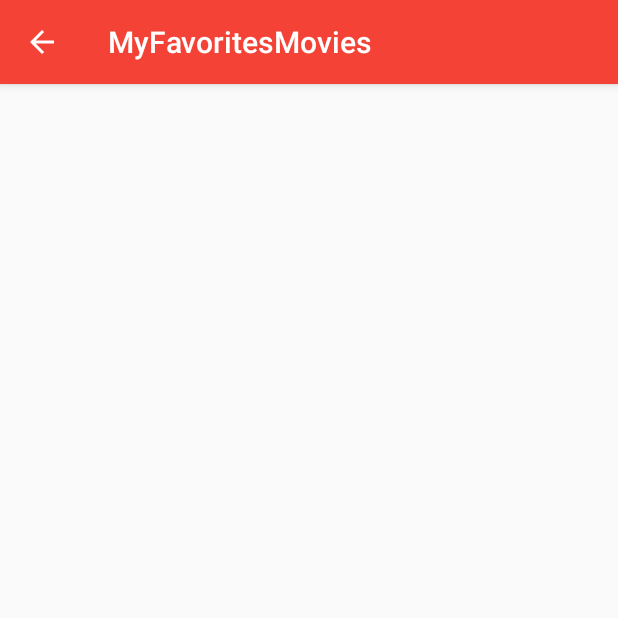
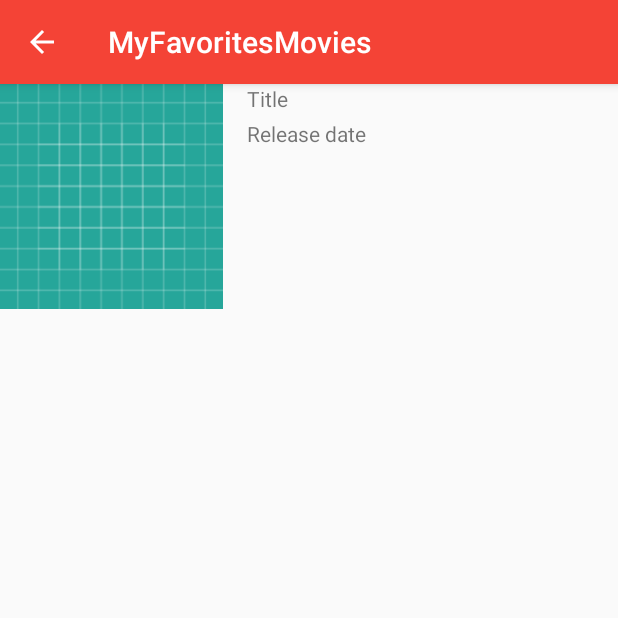
Before and after one commit to axel-legue/MyFavoritesMovies, an Android app: the DetailMovieActivity screen opened directly, with no data from a screen before it, on a phone screen of 412 x 824 dp, the top half of it. Run offline under Robolectric (Android 15) with nearby library versions, the phone set to English and light mode, and no system bars; network calls fail.

Commit message:
add detail movie layout

```diff
--- a/app/src/main/java/com/legue/axel/myfavoritesmovies/MainActivity.java
+++ b/app/src/main/java/com/legue/axel/myfavoritesmovies/MainActivity.java
@@ -4,6 +4,7 @@
 import android.os.Bundle;
 import android.os.Handler;
 import android.os.Message;
+import android.support.v4.app.ActivityOptionsCompat;
 import android.support.v7.app.AppCompatActivity;
 import android.support.v7.widget.GridLayoutManager;
 import android.support.v7.widget.RecyclerView;
@@ -39,12 +40,15 @@
 
     MovieAdapter.MovieListener mMovieListener = movie -> {
         if (movie != null) {
-            // Convert Movie to Json String format
+            // Convert the Movie selected to Json String format
             Gson gson = new Gson();
             String dataMovieJson = gson.toJson(movie);
 
+            //Start Activity that will show movie details
             Intent intent = new Intent(MainActivity.this, DetailMovieActivity.class);
             intent.putExtra(Constants.EXTRA_MOVIE, dataMovieJson);
+//            ActivityOptionsCompat optionsCompat = ActivityOptionsCompat
+//                    .makeSceneTransitionAnimation(this,(View)m)
             startActivity(intent);
         }
     };
--- a/app/src/main/res/layout/activity_detail_movie.xml
+++ b/app/src/main/res/layout/activity_detail_movie.xml
@@ -6,4 +6,74 @@
     android:layout_height="match_parent"
     tools:context=".DetailMovieActivity">
 
+    <ImageView
+        android:id="@+id/imageView"
+        android:layout_width="0dp"
+        android:layout_height="150dp"
+        android:transitionName="@string/poster_transition"
+        android:contentDescription="@string/movie_poster"
+        android:scaleType="centerCrop"
+        app:layout_constraintEnd_toStartOf="@+id/guideline"
+        app:layout_constraintStart_toStartOf="parent"
+        app:layout_constraintTop_toTopOf="parent"
+        app:srcCompat="@drawable/ic_launcher_background" />
+
+    <android.support.constraint.Guideline
+        android:id="@+id/guideline"
+        android:layout_width="wrap_content"
+        android:layout_height="wrap_content"
+        android:orientation="vertical"
+        app:layout_constraintGuide_begin="149dp" />
+
+
+    <RelativeLayout
+        android:id="@+id/rl_wrapper_title"
+        android:layout_width="0dp"
+        android:layout_height="wrap_content"
+        app:layout_constraintEnd_toEndOf="parent"
+        app:layout_constraintStart_toStartOf="@+id/guideline"
+        app:layout_constraintTop_toTopOf="parent">
+
+        <TextView
+            android:id="@+id/tv_title"
+            android:layout_width="wrap_content"
+            android:layout_height="wrap_content"
+            android:layout_alignParentStart="true"
+            android:layout_marginStart="16dp"
+            android:text="@string/movie_title" />
+
+        <TextView
+            android:id="@+id/tv_description"
+            android:layout_width="wrap_content"
+            android:layout_height="wrap_content"
+            android:layout_marginStart="4dp"
+            android:layout_toEndOf="@+id/tv_title" />
+    </RelativeLayout>
+
+    <RelativeLayout
+        android:id="@+id/rl_wrapper_release_date"
+        android:layout_width="0dp"
+        android:layout_height="wrap_content"
+        android:layout_marginTop="4dp"
+        app:layout_constraintEnd_toEndOf="parent"
+        app:layout_constraintHorizontal_bias="0.0"
+        app:layout_constraintStart_toStartOf="@+id/guideline"
+        app:layout_constraintTop_toBottomOf="@+id/rl_wrapper_title">
+
+        <TextView
+            android:id="@+id/tv_date"
+            android:layout_width="wrap_content"
+            android:layout_height="wrap_content"
+            android:layout_alignParentStart="true"
+            android:layout_marginStart="16dp"
+            android:text="@string/movie_release_date" />
+
+        <TextView
+            android:id="@+id/description"
+            android:layout_width="wrap_content"
+            android:layout_height="wrap_content"
+            android:layout_marginStart="4dp"
+            android:layout_toEndOf="@+id/tv_date" />
+    </RelativeLayout>
+
 </android.support.constraint.ConstraintLayout>
--- a/app/src/main/res/layout/movies_adapter.xml
+++ b/app/src/main/res/layout/movies_adapter.xml
@@ -6,6 +6,7 @@
 
     <ImageView
         android:id="@+id/iv_movie"
+        android:transitionName="@string/poster_transition"
         android:layout_width="match_parent"
         android:layout_height="match_parent"
         android:contentDescription="@string/movie_poster"
--- a/app/src/main/res/values/strings.xml
+++ b/app/src/main/res/values/strings.xml
@@ -3,4 +3,8 @@
     <string name="menu_popular_movies">Popular Movies</string>
     <string name="menu_top_rated_movies">Top Rated Movies</string>
     <string name="movie_poster">Movie poster</string>
+    <!-- Shared Element Name-->
+    <string name="poster_transition">posterShared</string>
+    <string name="movie_title">Title</string>
+    <string name="movie_release_date">Release date</string>
 </resources>
--- a/app/src/main/res/values/styles.xml
+++ b/app/src/main/res/values/styles.xml
@@ -12,6 +12,7 @@
         <item name="colorPrimary">#F44336</item>
         <item name="colorPrimaryDark">#D32F2F</item>
         <item name="colorAccent">#F4A236</item>
+        <item name="android:windowContentTransitions">true</item>
     </style>
 
 </resources>
```
